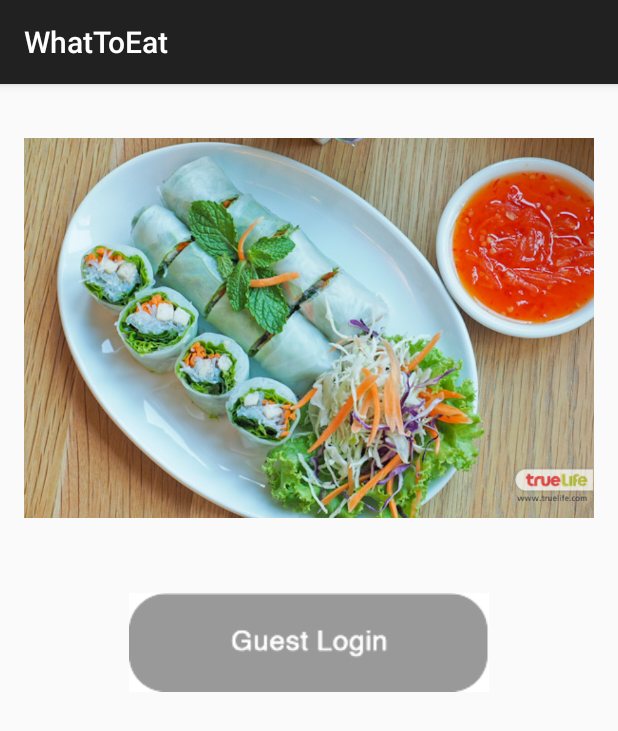
After one commit to zeemyself/WhatToEat, an Android app: the login screen opened directly, with no data from a screen before it, on a phone screen of 412 x 824 dp. The commit adds this screen. Shown: the top 731 px of the screen. Run offline under Robolectric (Android 15) with nearby library versions, the phone set to English and light mode, and no system bars.

Commit message:
Add 2 activities login and main menu

```diff
--- /dev/null
+++ b/app/src/main/java/com/zeemyself/whattoeat/login.java
@@ -0,0 +1,28 @@
+package com.zeemyself.whattoeat;
+
+import android.support.v7.app.AppCompatActivity;
+import android.os.Bundle;
+import android.view.View;
+import android.widget.ImageButton;
+import android.widget.Toast;
+
+public class login extends AppCompatActivity {
+    private ImageButton guess;
+    @Override
+    protected void onCreate(Bundle savedInstanceState) {
+        super.onCreate(savedInstanceState);
+        setContentView(R.layout.activity_login);
+
+        guess = (ImageButton) findViewById(R.id.guesslogin);
+        guess.setOnClickListener(new View.OnClickListener() {
+            @Override
+            public void onClick(View v) {
+                Toast.makeText(getApplicationContext(), "Yeahh", Toast.LENGTH_LONG).show();
+            }
+        });
+
+
+
+
+    }
+}
--- /dev/null
+++ b/app/src/main/res/layout/activity_login.xml
@@ -0,0 +1,28 @@
+<?xml version="1.0" encoding="utf-8"?>
+<LinearLayout xmlns:android="http://schemas.android.com/apk/res/android"
+    xmlns:tools="http://schemas.android.com/tools"
+    android:layout_width="match_parent"
+    android:layout_height="match_parent"
+    android:paddingBottom="@dimen/activity_vertical_margin"
+    android:paddingLeft="@dimen/activity_horizontal_margin"
+    android:paddingRight="@dimen/activity_horizontal_margin"
+    android:paddingTop="@dimen/activity_vertical_margin"
+    tools:context="com.zeemyself.whattoeat.login"
+    android:orientation="vertical">
+
+    <ImageView
+        android:layout_width="wrap_content"
+        android:layout_height="wrap_content"
+        android:id="@+id/imageView"
+        android:src="@drawable/foodlogin"
+        android:adjustViewBounds="true"
+        android:layout_marginTop="20dp" />
+
+    <ImageButton
+        android:layout_width="match_parent"
+        android:layout_height="wrap_content"
+        android:id="@+id/guesslogin"
+        android:src="@drawable/guestlogin"
+        android:layout_marginTop="50dp"
+        android:background="@android:color/transparent"/>
+</LinearLayout>
```
Also changed, not shown: app/src/main/AndroidManifest.xml (+5 -3 lines), app/src/main/java/com/zeemyself/whattoeat/activity.java (+30 -27 lines), app/src/main/java/com/zeemyself/whattoeat/mainmenu.java (added, +13 -0 lines), app/src/main/res/layout/activity_mainmenu.xml (added, +12 -0 lines), app/src/main/res/drawable/foodlogin.jpg (added), app/src/main/res/drawable/guestlogin.jpg (added), 1 other file.
